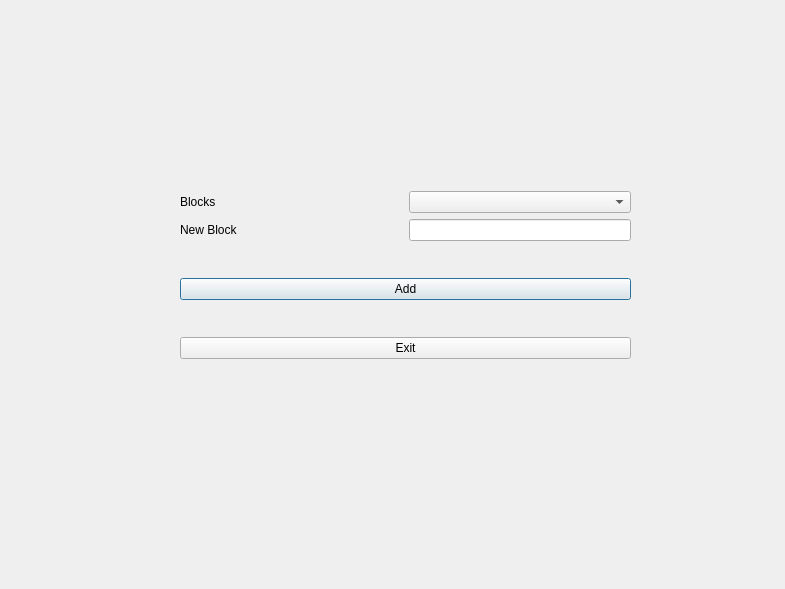
The window that bms/block.ui (MythicSTR/bms-project) describes before a commit, drawn with Qt 5.
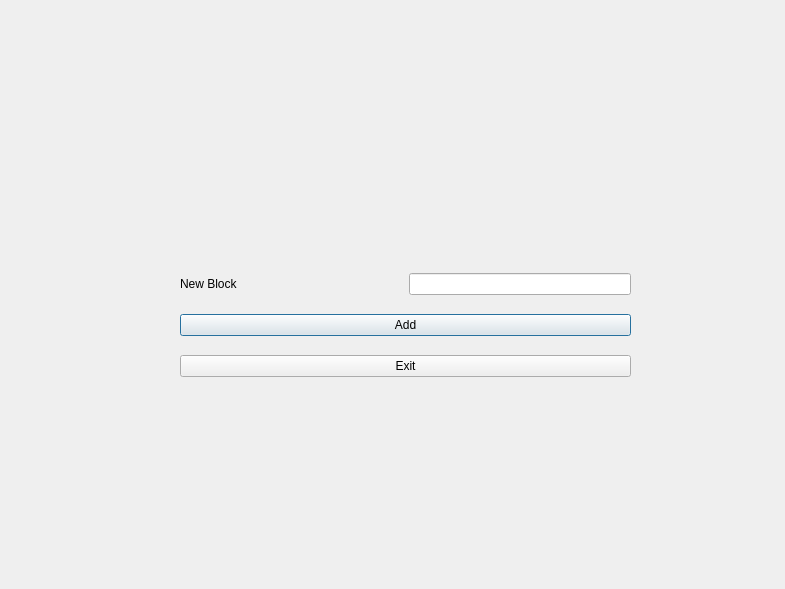
The same window after the commit.

```diff
--- a/bms/block.ui
+++ b/bms/block.ui
@@ -13,32 +13,18 @@
   <property name="windowTitle">
    <string>Dialog</string>
   </property>
-  <widget class="QWidget" name="">
+  <widget class="QWidget" name="layoutWidget">
    <property name="geometry">
     <rect>
      <x>180</x>
-     <y>160</y>
+     <y>260</y>
      <width>451</width>
-     <height>231</height>
+     <height>131</height>
     </rect>
    </property>
    <layout class="QVBoxLayout" name="verticalLayout_2">
     <item>
      <layout class="QVBoxLayout" name="verticalLayout">
-      <item>
-       <layout class="QHBoxLayout" name="horizontalLayout">
-        <item>
-         <widget class="QLabel" name="label">
-          <property name="text">
-           <string>Blocks</string>
-          </property>
-         </widget>
-        </item>
-        <item>
-         <widget class="QComboBox" name="block_show"/>
-        </item>
-       </layout>
-      </item>
       <item>
        <layout class="QHBoxLayout" name="horizontalLayout_2">
         <item>
```
